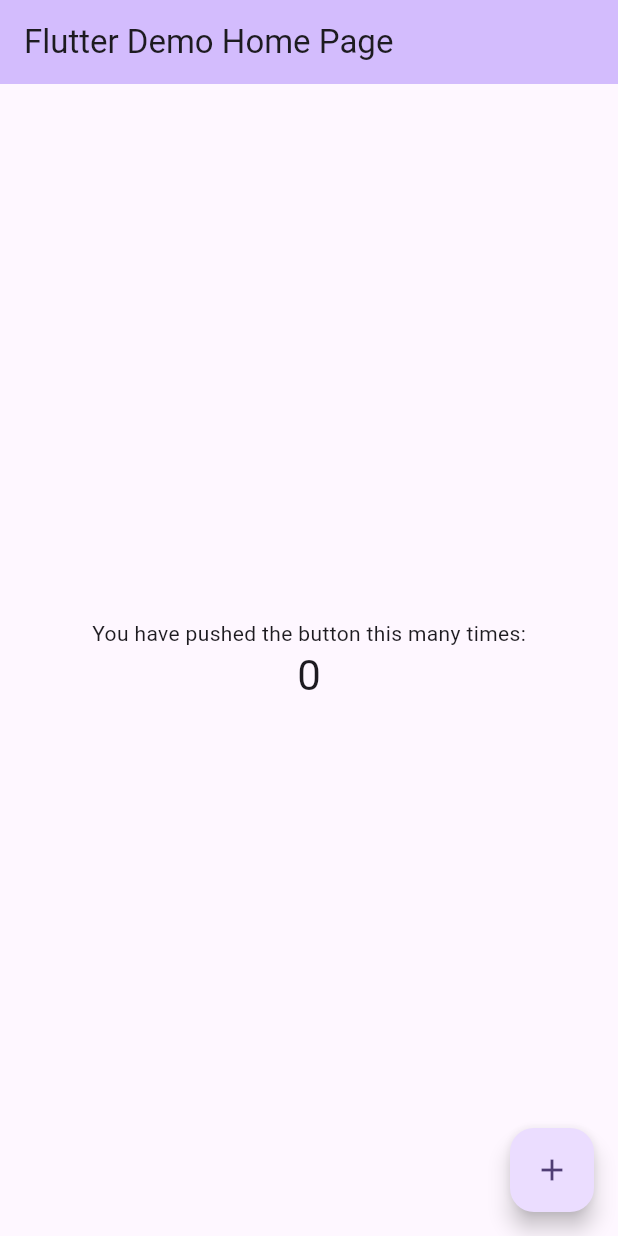
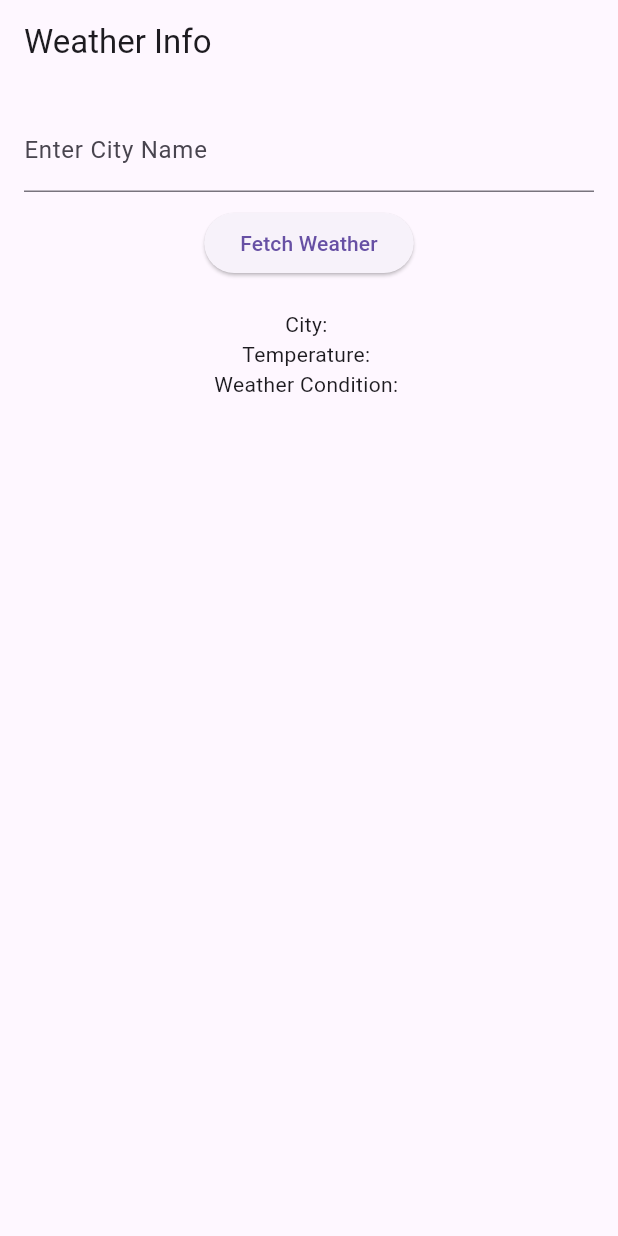
Before and after one commit to dhogan7/weather_info_app, a Flutter app: the screen it shows after launch, on a phone screen of 412 x 824 dp. Run offline on Flutter 3.47's test engine with Material 3 defaults, Android fonts, the phone set to English and light mode, and no system bars.

Commit message:
Initial project setup and structure

```diff
--- a/weather_info_app/lib/home_screen.dart
+++ /dev/null
@@ -1 +0,0 @@
-// TODO Implement this library.
--- a/weather_info_app/lib/main.dart
+++ b/weather_info_app/lib/main.dart
@@ -1,125 +1,69 @@
 import 'package:flutter/material.dart';
 
 void main() {
-  runApp(const MyApp());
+  runApp(WeatherApp());
 }
 
-class MyApp extends StatelessWidget {
-  const MyApp({super.key});
-
-  // This widget is the root of your application.
+class WeatherApp extends StatelessWidget {
   @override
   Widget build(BuildContext context) {
     return MaterialApp(
-      title: 'Flutter Demo',
+      title: 'Weather App',
       theme: ThemeData(
-        // This is the theme of your application.
-        //
-        // TRY THIS: Try running your application with "flutter run". You'll see
-        // the application has a purple toolbar. Then, without quitting the app,
-        // try changing the seedColor in the colorScheme below to Colors.green
-        // and then invoke "hot reload" (save your changes or press the "hot
-        // reload" button in a Flutter-supported IDE, or press "r" if you used
-        // the command line to start the app).
-        //
-        // Notice that the counter didn't reset back to zero; the application
-        // state is not lost during the reload. To reset the state, use hot
-        // restart instead.
-        //
-        // This works for code too, not just values: Most code changes can be
-        // tested with just a hot reload.
-        colorScheme: ColorScheme.fromSeed(seedColor: Colors.deepPurple),
-        useMaterial3: true,
+        primarySwatch: Colors.blue,
       ),
-      home: const MyHomePage(title: 'Flutter Demo Home Page'),
+      home: WeatherHomeScreen(),
     );
   }
 }
 
-class MyHomePage extends StatefulWidget {
-  const MyHomePage({super.key, required this.title});
-
-  // This widget is the home page of your application. It is stateful, meaning
-  // that it has a State object (defined below) that contains fields that affect
-  // how it looks.
-
-  // This class is the configuration for the state. It holds the values (in this
-  // case the title) provided by the parent (in this case the App widget) and
-  // used by the build method of the State. Fields in a Widget subclass are
-  // always marked "final".
-
-  final String title;
-
+class WeatherHomeScreen extends StatefulWidget {
   @override
-  State<MyHomePage> createState() => _MyHomePageState();
+  _WeatherHomeScreenState createState() => _WeatherHomeScreenState();
 }
 
-class _MyHomePageState extends State<MyHomePage> {
-  int _counter = 0;
+class _WeatherHomeScreenState extends State<WeatherHomeScreen> {
+  String cityName = '';
+  String temperature = '';
+  String weatherCondition = '';
 
-  void _incrementCounter() {
+  void fetchWeather() {
+    // Simulate fetching weather data
     setState(() {
-      // This call to setState tells the Flutter framework that something has
-      // changed in this State, which causes it to rerun the build method below
-      // so that the display can reflect the updated values. If we changed
-      // _counter without calling setState(), then the build method would not be
-      // called again, and so nothing would appear to happen.
-      _counter++;
+      cityName = 'Sample City'; // Replace with user input
+      temperature = '${(15 + (30 - 15) * (0.5)).toStringAsFixed(1)}°C'; // Random temperature
+      weatherCondition = 'Sunny'; // Random condition
     });
   }
 
   @override
   Widget build(BuildContext context) {
-    // This method is rerun every time setState is called, for instance as done
-    // by the _incrementCounter method above.
-    //
-    // The Flutter framework has been optimized to make rerunning build methods
-    // fast, so that you can just rebuild anything that needs updating rather
-    // than having to individually change instances of widgets.
     return Scaffold(
       appBar: AppBar(
-        // TRY THIS: Try changing the color here to a specific color (to
-        // Colors.amber, perhaps?) and trigger a hot reload to see the AppBar
-        // change color while the other colors stay the same.
-        backgroundColor: Theme.of(context).colorScheme.inversePrimary,
-        // Here we take the value from the MyHomePage object that was created by
-        // the App.build method, and use it to set our appbar title.
-        title: Text(widget.title),
+        title: Text('Weather Info'),
       ),
-      body: Center(
-        // Center is a layout widget. It takes a single child and positions it
-        // in the middle of the parent.
+      body: Padding(
+        padding: const EdgeInsets.all(16.0),
         child: Column(
-          // Column is also a layout widget. It takes a list of children and
-          // arranges them vertically. By default, it sizes itself to fit its
-          // children horizontally, and tries to be as tall as its parent.
-          //
-          // Column has various properties to control how it sizes itself and
-          // how it positions its children. Here we use mainAxisAlignment to
-          // center the children vertically; the main axis here is the vertical
-          // axis because Columns are vertical (the cross axis would be
-          // horizontal).
-          //
-          // TRY THIS: Invoke "debug painting" (choose the "Toggle Debug Paint"
-          // action in the IDE, or press "p" in the console), to see the
-          // wireframe for each widget.
-          mainAxisAlignment: MainAxisAlignment.center,
-          children: <Widget>[
-            const Text(
-              'You have pushed the button this many times:',
+          children: [
+            TextField(
+              decoration: InputDecoration(labelText: 'Enter City Name'),
+              onChanged: (value) {
+                cityName = value;
+              },
             ),
-            Text(
-              '$_counter',
-              style: Theme.of(context).textTheme.headlineMedium,
+            SizedBox(height: 10),
+            ElevatedButton(
+              onPressed: fetchWeather,
+              child: Text('Fetch Weather'),
             ),
+            SizedBox(height: 20),
+            Text('City: $cityName'),
+            Text('Temperature: $temperature'),
+            Text('Weather Condition: $weatherCondition'),
           ],
         ),
       ),
-      floatingActionButton: FloatingActionButton(
-        onPressed: _incrementCounter,
-        tooltip: 'Increment',
-        child: const Icon(Icons.add),
-      ), // This trailing comma makes auto-formatting nicer for build methods.
     );
   }
 }
--- a/weather_info_app/lib/weather_screen.dart
+++ /dev/null
@@ -1 +0,0 @@
-// TODO Implement this library.
```
